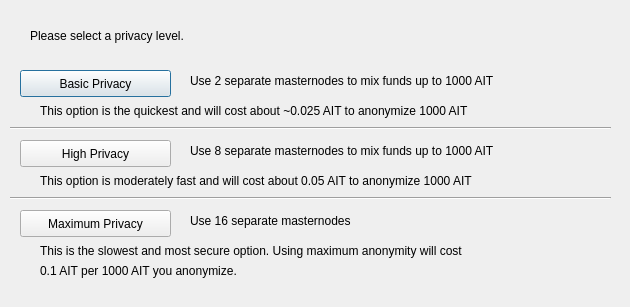
Before: the Qt Designer form src/qt/forms/darksendconfig.ui in defland/bhpcore, drawn with Qt 5.
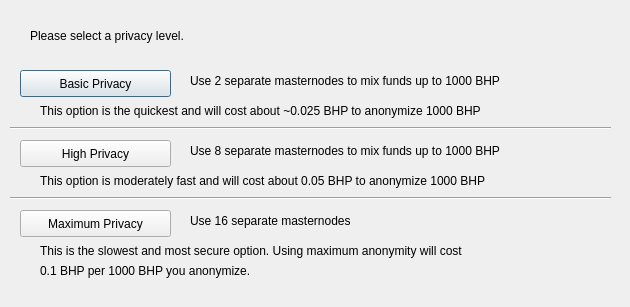
After: the same form once the commit is applied.

What changed in the file:
```diff
--- a/src/qt/forms/darksendconfig.ui
+++ b/src/qt/forms/darksendconfig.ui
@@ -75,7 +75,7 @@
     </rect>
    </property>
    <property name="text">
-    <string>Use 2 separate masternodes to mix funds up to 1000 AIT</string>
+    <string>Use 2 separate masternodes to mix funds up to 1000 BHP</string>
    </property>
   </widget>
   <widget class="QLabel" name="label_3">
@@ -88,7 +88,7 @@
     </rect>
    </property>
    <property name="text">
-    <string>Use 8 separate masternodes to mix funds up to 1000 AIT</string>
+    <string>Use 8 separate masternodes to mix funds up to 1000 BHP</string>
    </property>
   </widget>
   <widget class="QLabel" name="label_4">
@@ -114,7 +114,7 @@
     </rect>
    </property>
    <property name="text">
-    <string>This option is the quickest and will cost about ~0.025 AIT to anonymize 1000 AIT</string>
+    <string>This option is the quickest and will cost about ~0.025 BHP to anonymize 1000 BHP</string>
    </property>
   </widget>
   <widget class="QLabel" name="label_7">
@@ -127,7 +127,7 @@
     </rect>
    </property>
    <property name="text">
-    <string>This option is moderately fast and will cost about 0.05 AIT to anonymize 1000 AIT</string>
+    <string>This option is moderately fast and will cost about 0.05 BHP to anonymize 1000 BHP</string>
    </property>
   </widget>
   <widget class="QLabel" name="label_8">
@@ -153,7 +153,7 @@
     </rect>
    </property>
    <property name="text">
-    <string>0.1 AIT per 1000 AIT you anonymize.</string>
+    <string>0.1 BHP per 1000 BHP you anonymize.</string>
    </property>
   </widget>
   <widget class="Line" name="line">
```
